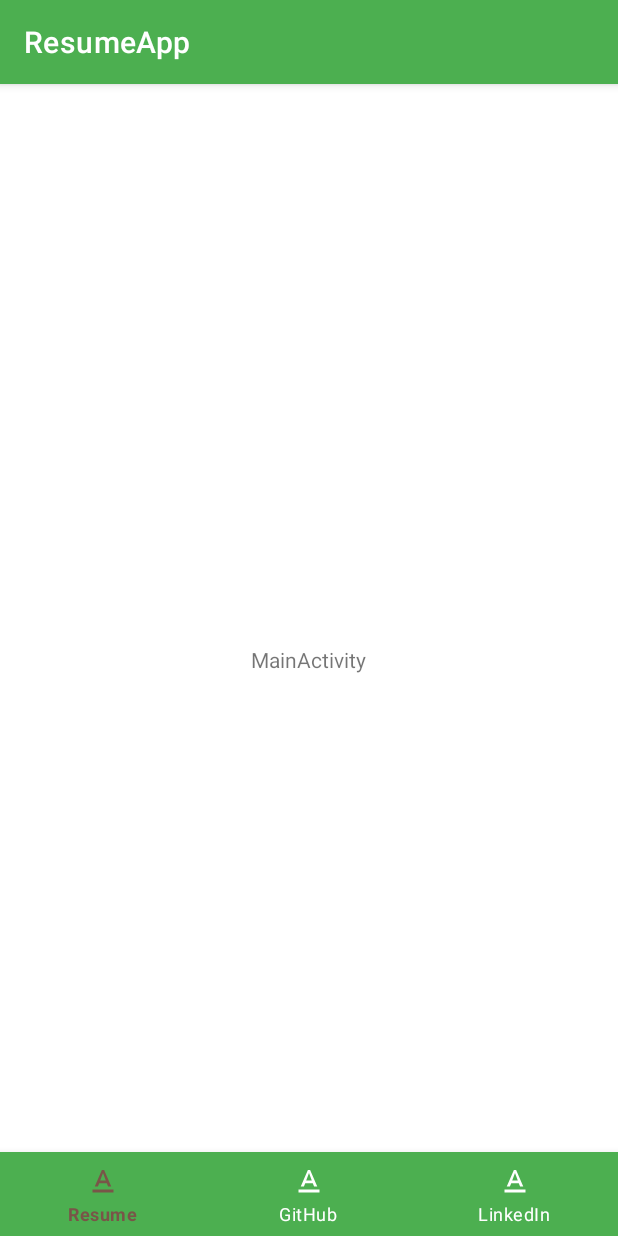
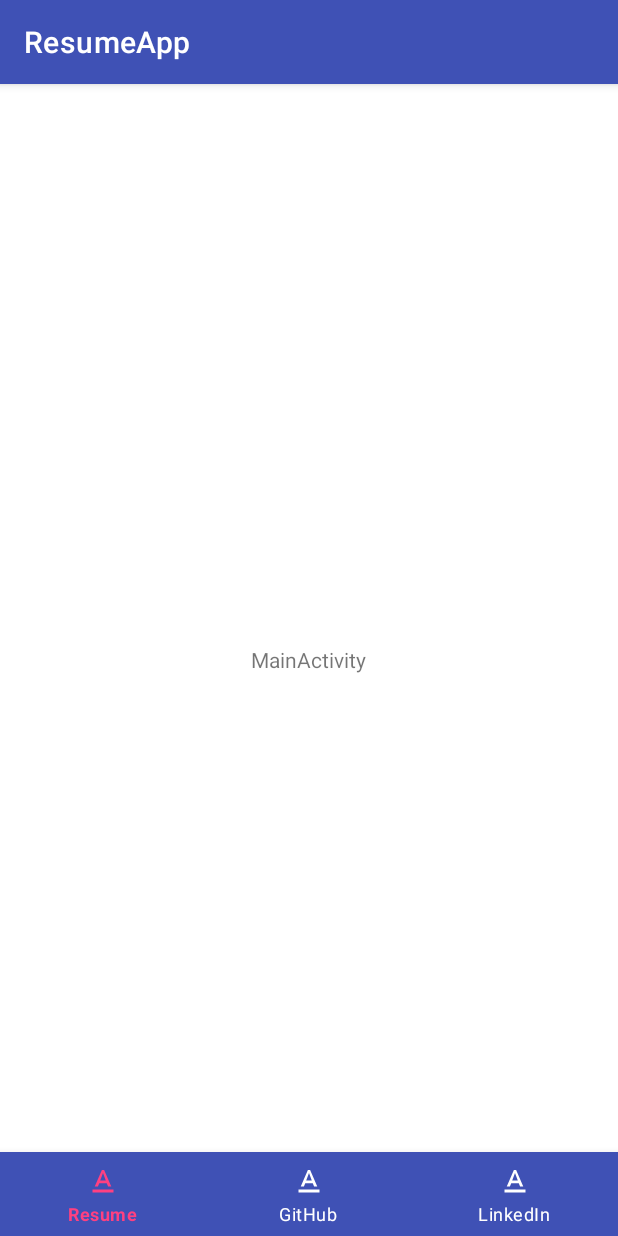
Before and after one commit to satyakaikala/ResumeApp, an Android app: the screen it shows after launch (MainActivity), on a phone screen of 412 x 824 dp. Run offline under Robolectric (Android 15) with nearby library versions, the phone set to English and light mode, and no system bars.

```diff
--- a/base/src/main/res/values/colors.xml
+++ b/base/src/main/res/values/colors.xml
@@ -1,6 +1,6 @@
 <?xml version="1.0" encoding="utf-8"?>
 <resources>
-    <color name="colorPrimary">#4CAF50</color>
-    <color name="colorPrimaryDark">#388E3C</color>
-    <color name="colorAccent">#795548</color>
+    <color name="colorPrimary">#3F51B5</color>
+    <color name="colorPrimaryDark">#303F9F</color>
+    <color name="colorAccent">#FF4081</color>
 </resources>
```
